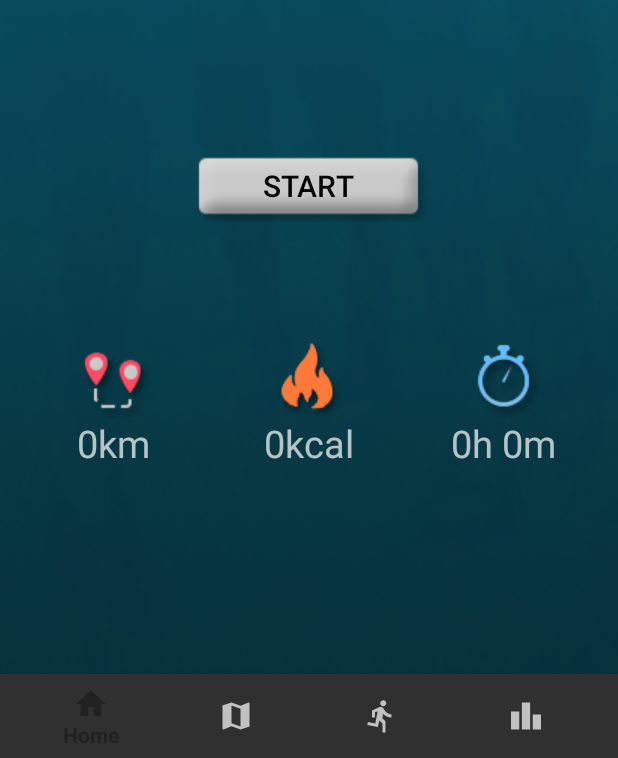
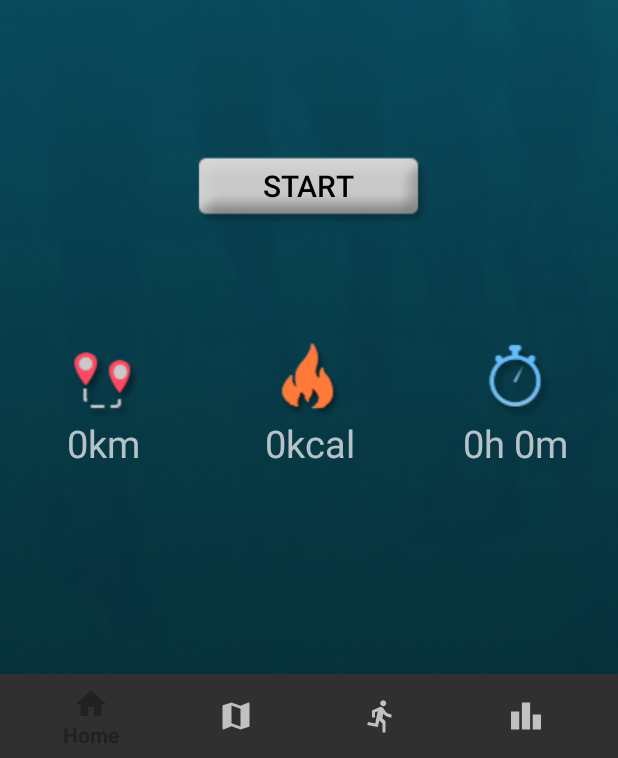
Before and after one commit to Jordanmarshall2510/CS4084-Mobile-Application-Development, an Android app: the HomeFragment screen opened directly, with no data from a screen before it, on a phone screen of 412 x 824 dp, the part 478-1236 px from its top. Run offline under Robolectric (Android 15) with nearby library versions, the phone set to English and light mode, and no system bars; our stand-ins replace Firebase (no records; nobody signed in at launch, a user with empty details on screens opened directly); libraries missing offline, so code that uses them is left out: com.karumi.dexter; 1 statement that could not run was skipped.

Commit message:
Bug Fixes for responsiveness

```diff
--- a/app/src/main/res/layout/fragment_home.xml
+++ b/app/src/main/res/layout/fragment_home.xml
@@ -28,9 +28,9 @@
     <!--3 Statistic Images-->
     <GridLayout
         android:id="@+id/GridLayout"
-        android:layout_width= "wrap_content"
+        android:layout_width= "match_parent"
         android:layout_height= "wrap_content"
-        android:gravity="center_horizontal"
+        android:gravity="center"
         android:columnCount="3"
         android:rowCount="2">
 
@@ -38,23 +38,23 @@
             android:id="@+id/distanceImage"
             android:layout_column="0"
             android:layout_row="0"
-            android:paddingHorizontal="40sp"
             android:src="@drawable/distance_icon"
-            android:layout_rowWeight="1"/>
+            android:layout_gravity="fill"
+            android:layout_columnWeight="1"/>
         <ImageView
             android:id="@+id/caloriesImage"
             android:layout_column="1"
             android:layout_row="0"
-            android:paddingHorizontal="40sp"
             android:src="@drawable/calories_icon"
-            android:layout_rowWeight="1"/>
+            android:layout_gravity="fill"
+            android:layout_columnWeight="1"/>
         <ImageView
             android:id="@+id/timeImage"
             android:layout_column="2"
             android:layout_row="0"
-            android:paddingHorizontal="40sp"
             android:src="@drawable/time_icon"
-            android:layout_rowWeight="1"/>
+            android:layout_gravity="fill"
+            android:layout_columnWeight="1"/>
 
         <TextView
             android:id="@+id/distanceText"
@@ -62,8 +62,8 @@
             android:layout_row="1"
             android:text="km"
             android:textSize="25dp"
-            android:layout_width="130sp"
-            android:gravity="center"/>
+            android:gravity="center"
+            android:layout_gravity="fill"/>
 
         <TextView
             android:id="@+id/caloriesText"
@@ -71,8 +71,8 @@
             android:layout_row="1"
             android:text="kcal"
             android:textSize="25dp"
-            android:layout_width="130sp"
-            android:gravity="center"/>
+            android:gravity="center"
+            android:layout_gravity="fill"/>
 
         <TextView
             android:id="@+id/timeText"
@@ -80,8 +80,8 @@
             android:layout_row="1"
             android:text="time"
             android:textSize="25dp"
-            android:layout_width="130sp"
-            android:gravity="center" />
+            android:gravity="center"
+            android:layout_gravity="fill"/>
 
     </GridLayout>
 
--- a/app/src/main/res/layout/fragment_statistic.xml
+++ b/app/src/main/res/layout/fragment_statistic.xml
@@ -13,9 +13,7 @@
         android:id="@+id/dailyTextStatistic"
         android:layout_width="match_parent"
         android:layout_height="wrap_content"
-        android:src="@drawable/dailyicon"
-        android:layout_marginBottom="20sp"
-        android:layout_marginTop="10sp"/>
+        android:src="@drawable/dailyicon" />
 
     <GridLayout
         android:id="@+id/GridLayout"
@@ -24,7 +22,7 @@
         android:gravity="center"
         android:columnCount="2"
         android:rowCount="4"
-        android:padding="20sp">
+        android:padding="10sp">
 
         <ImageView
             android:id="@+id/distanceImage"
@@ -105,9 +103,7 @@
         android:id="@+id/totalTextStatistic"
         android:layout_width="match_parent"
         android:layout_height="wrap_content"
-        android:src="@drawable/totalicon"
-        android:layout_marginBottom="20sp"
-        android:layout_marginTop="10sp"/>
+        android:src="@drawable/totalicon" />
 
     <GridLayout
         android:layout_width= "match_parent"
@@ -115,7 +111,7 @@
         android:gravity="center"
         android:columnCount="2"
         android:rowCount="4"
-        android:padding="20sp">
+        android:padding="10sp">
 
         <ImageView
             android:layout_column="0"
```
